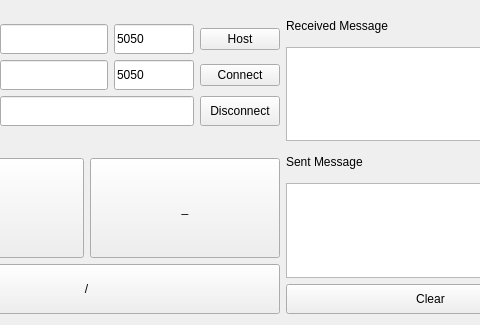
Above: scripts/qt/ui/morse_transmitter_main.ui from ericnjkim/morse_transmitter before the change; both pictures show x 118 to 598 and y 0 to 325 of the 704 by 325 pixel window. Below: the same form after it.
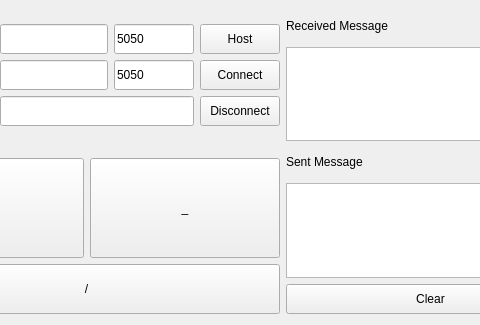
That is the form after the change.

Commit message: added message dialogs for warning user on invalid actions.

```diff
--- a/scripts/qt/ui/morse_transmitter_main.ui
+++ b/scripts/qt/ui/morse_transmitter_main.ui
@@ -82,7 +82,7 @@
            <property name="minimumSize">
             <size>
              <width>80</width>
-             <height>0</height>
+             <height>30</height>
             </size>
            </property>
            <property name="text">
@@ -141,7 +141,7 @@
            <property name="minimumSize">
             <size>
              <width>80</width>
-             <height>0</height>
+             <height>30</height>
             </size>
            </property>
            <property name="text">
```
Left out of the diff: 2 changed lines with no effect on the pictures. The commit also changes 3 other files.
